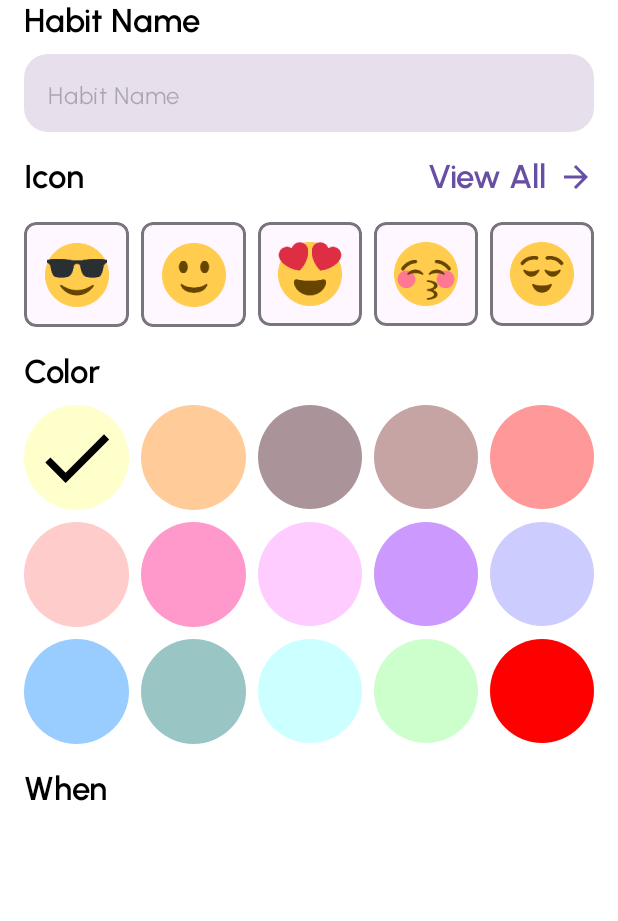
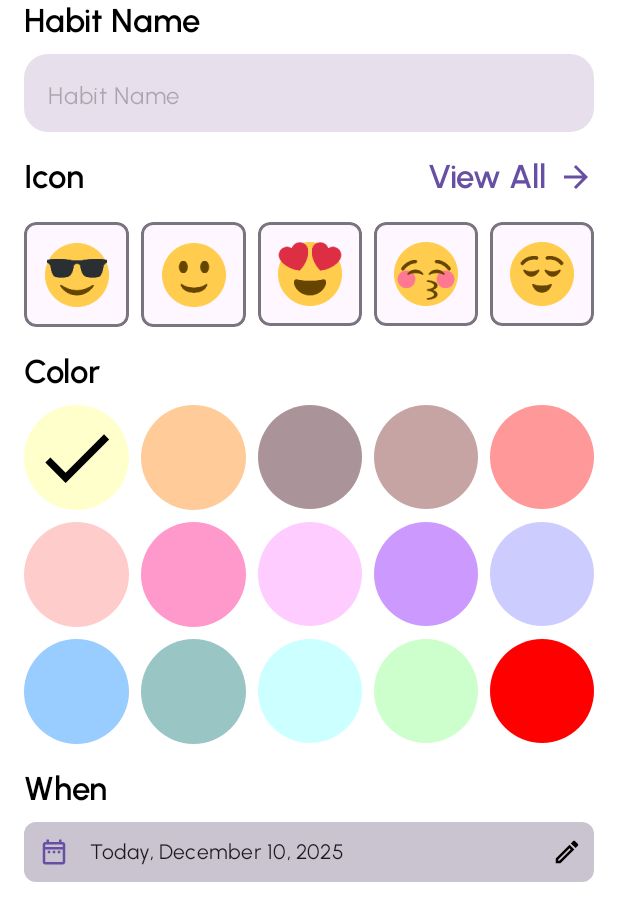
Before and after one commit to justplay0526/HabitTracker, an Android app built with Jetpack Compose: the @Preview function RegularTaskScreenPreview, on a phone screen of 412 x 824 dp. Shown: the top 921 px of the screen. Run offline under Robolectric (Android 15) with nearby library versions, the phone set to English and light mode, and no system bars.

Commit message:
feat: add DateTimePickerRow on RegularTaskScreen
what:
- add DateTimePickerRow on RegularTaskScreen
- add date formatUniformDate
- add date string resource
- adjust style on DateTimePickerRow

```diff
--- /dev/null
+++ b/app/src/main/java/com/justplay/habittracker/data/HandleDate.kt
@@ -0,0 +1,42 @@
+package com.justplay.habittracker.data
+
+import androidx.compose.runtime.Composable
+import androidx.compose.ui.res.stringResource
+import com.justplay.habittracker.R
+import java.time.LocalDate
+import java.time.format.DateTimeFormatter
+import java.util.Locale
+
+@Composable
+fun formatUniformDate(
+    date: LocalDate,
+    locale: Locale = Locale.US
+): String {
+    val today = LocalDate.now()
+
+    /**
+     * TODO Add the other language locale
+     */
+    val formatter = DateTimeFormatter.ofPattern(
+        stringResource(R.string.date_pattern),
+        locale
+    )
+
+    return when (date) {
+        today -> {
+            stringResource(R.string.date_today)+ " " + date.format(formatter)
+        }
+
+        today.plusDays(1) -> {
+            stringResource(R.string.date_tomorrow)+ " " + date.format(formatter)
+        }
+
+        today.minusDays(1) -> {
+            stringResource(R.string.date_yesterday)+ " " + date.format(formatter)
+        }
+
+        else -> {
+            date.format(formatter)
+        }
+    }
+}
--- a/app/src/main/java/com/justplay/habittracker/ui/screen/task/RegularTaskScreen.kt
+++ b/app/src/main/java/com/justplay/habittracker/ui/screen/task/RegularTaskScreen.kt
@@ -35,13 +35,16 @@ import androidx.compose.ui.res.stringResource
 import androidx.compose.ui.tooling.preview.Preview
 import androidx.compose.ui.unit.dp
 import com.justplay.habittracker.R
+import com.justplay.habittracker.data.formatUniformDate
 import com.justplay.habittracker.ui.theme.HabitTrackerTheme
 import com.justplay.habittracker.ui.view.CircleColorBox
 import com.justplay.habittracker.ui.view.ColorResource
+import com.justplay.habittracker.ui.view.DateTimePickerRow
 import com.justplay.habittracker.ui.view.HabitInputField
 import com.justplay.habittracker.ui.view.IconModalBottomSheet
 import com.justplay.habittracker.ui.view.IconsRes
 import com.justplay.habittracker.ui.view.OutlinedIcon
+import java.time.LocalDate
 
 @OptIn(ExperimentalMaterial3Api::class)
 @Composable
@@ -55,6 +58,10 @@ fun RegularTaskScreen() {
         skipPartiallyExpanded = true
     )
     var selectedIndex by remember { mutableIntStateOf(0) }
+
+    var selectedDate by remember { mutableStateOf(LocalDate.now()) }
+
+    val displayDate = formatUniformDate(selectedDate)
 
     if(showIconPicker) {
         IconModalBottomSheet(
@@ -180,6 +187,15 @@ fun RegularTaskScreen() {
             text = stringResource(R.string.title_when),
             style = MaterialTheme.typography.titleLarge
         )
+
+        Spacer(modifier = Modifier.height(8.dp))
+
+        DateTimePickerRow(
+            text = displayDate,
+            onClick = { /* TODO Handle date picker */ },
+            modifier = Modifier
+                .fillMaxWidth()
+        )
     }
 }
 
--- a/app/src/main/res/values/strings.xml
+++ b/app/src/main/res/values/strings.xml
@@ -4,6 +4,13 @@
     <string name="btn_cancel">Cancel</string>
     <string name="btn_ok">OK</string>
     <string name="btn_save">Save</string>
+<!--  Date Text -->
+    <string name="date_pattern">MMMM d, yyyy</string>
+    <string name="date_today">Today,</string>
+    <string name="date_tomorrow">Tomorrow,</string>
+    <string name="date_yesterday">Yesterday,</string>
+<!-- Content Description -->
+    <string name="desc_create_habit">Create Habit</string>
 <!-- Example Content -->
     <string name="ex_habit_list_1">Set Small Goals</string>
     <string name="ex_habit_list_2">Work</string>
@@ -66,6 +73,4 @@
     <string name="title_set_reminder">Set Reminder</string>
     <string name="title_task_name">Task Name</string>
     <string name="title_when">When</string>
-<!-- Content Description -->
-    <string name="desc_create_habit">Create Habit</string>
 </resources>
```
Also changed, not shown: app/src/main/java/com/justplay/habittracker/ui/view/ComposeView.kt (+20 -19 lines).
